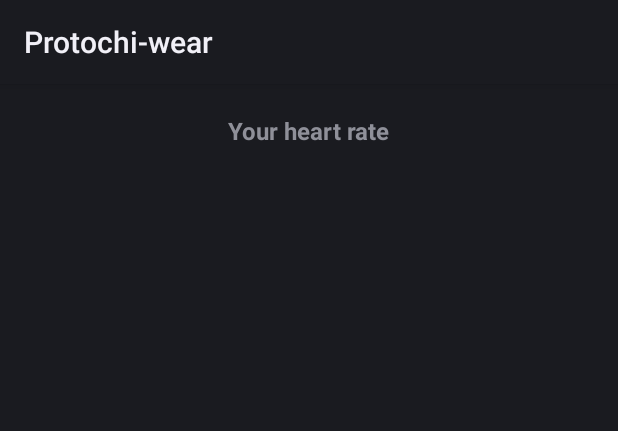
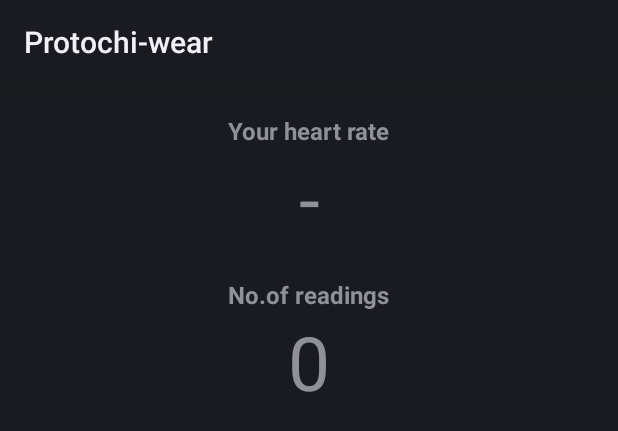
Before and after one commit to cantorandball/fatwatch, an Android app: the layout fragment_heart_rate.xml on its own in the app's theme, with its tools: preview values and no code run, on a phone screen of 412 x 824 dp. Shown: the top 431 px of the screen. Run offline under Robolectric (Android 15) with nearby library versions, the phone set to English and light mode, and no system bars.

Commit message:
Init strings for rate and reading

```diff
--- a/Protochi-wear/app/src/main/res/layout/fragment_heart_rate.xml
+++ b/Protochi-wear/app/src/main/res/layout/fragment_heart_rate.xml
@@ -24,7 +24,18 @@
                 android:layout_width="match_parent"
                 android:layout_height="match_parent"
                 android:gravity="center"
-                android:textSize="50sp"/>
+                android:textSize="50sp"
+                android:text="@string/heart_rate_init_value"/>
+        </TableRow>
+        <TableRow android:layout_width="wrap_content">
+            <TextView
+                android:layout_width="wrap_content"
+                android:layout_height="match_parent"
+                android:textSize="16sp"
+                android:textStyle="bold"
+                android:text="@string/heart_readings_title"
+                android:layout_gravity="center"
+                android:paddingTop="20dp"/>
         </TableRow>
         <TableRow>
             <TextView
@@ -32,7 +43,8 @@
                 android:layout_width="match_parent"
                 android:layout_height="match_parent"
                 android:gravity="center"
-                android:textSize="50sp"/>
+                android:textSize="50sp"
+                android:text="@string/heart_readings_init_value"/>
         </TableRow>
 
     </TableLayout>
--- a/Protochi-wear/app/src/main/res/values/strings.xml
+++ b/Protochi-wear/app/src/main/res/values/strings.xml
@@ -14,4 +14,7 @@
 
     <!-- Heartrate -->
     <string name="heart_rate_title">Your heart rate</string>
+    <string name="heart_rate_init_value">-</string>
+    <string name="heart_readings_title">No.of readings</string>
+    <string name="heart_readings_init_value">0</string>
 </resources>
```
